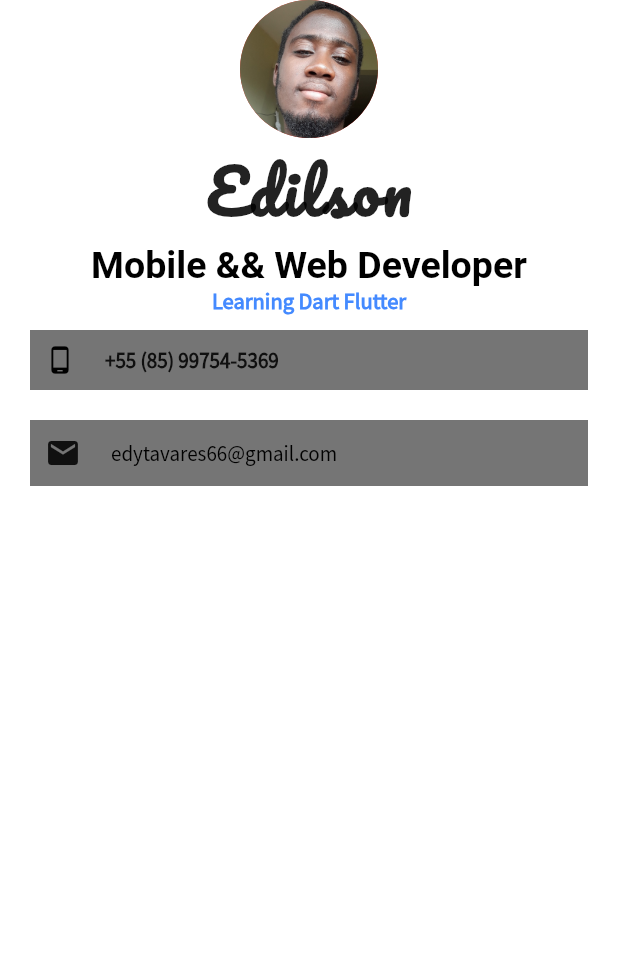
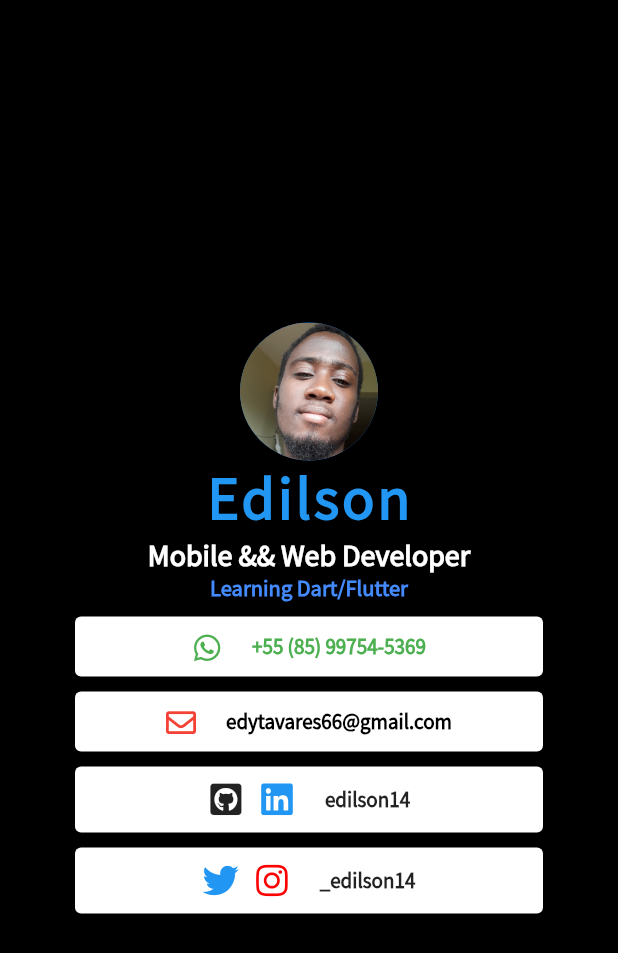
Before and after one commit to edilson14/mi_card_flutter, a Flutter app: the screen it shows after launch, on a phone screen of 412 x 824 dp. Shown: the top 953 px of the screen. Run offline on Flutter 3.47's test engine with Material 2 defaults, Android fonts, the phone set to English and light mode, and no system bars; our stand-ins replace font_awesome_flutter; Roboto replaces fonts that are missing (SourceSansPro).

Commit message:
include and using fontAwesome icons

```diff
--- a/lib/main.dart
+++ b/lib/main.dart
@@ -1,4 +1,5 @@
 import 'package:flutter/material.dart';
+import 'package:font_awesome_flutter/font_awesome_flutter.dart';
 
 void main() {
   runApp(MiCard());
@@ -10,36 +11,36 @@ class MiCard extends StatelessWidget {
     return MaterialApp(
       debugShowCheckedModeBanner: false,
       home: Scaffold(
-        backgroundColor: Colors.white,
+        backgroundColor: Colors.black,
         body: SafeArea(
           child: Column(
+            mainAxisAlignment: MainAxisAlignment.center,
             children: <Widget>[
               CircleAvatar(
                 radius: 46.0,
-              backgroundColor: Colors.red,
                 backgroundImage: AssetImage('images/profile.jpeg'),
               ),
               Text(
                 'Edilson',
                 style: TextStyle(
-                color: Colors.black87,
+                  color: Theme.of(context).primaryColor,
                   fontSize: 40.0,
                   fontWeight: FontWeight.bold,
-                fontFamily: 'Pacifico',
+                  fontFamily: 'Source Sans Pro',
                   letterSpacing: 2.0,
                 ),
               ),
               Text(
                 'Mobile && Web Developer',
                 style: TextStyle(
-                color: Colors.black,
-                fontFamily: 'SourceSansPro',
-                fontSize: 25.0,
+                  color: Colors.white,
+                  fontFamily: 'Source Sans Pro',
+                  fontSize: 20.0,
                   fontWeight: FontWeight.bold,
                 ),
               ),
               Text(
-              'Learning Dart Flutter',
+                'Learning Dart/Flutter',
                 style: TextStyle(
                   color: Colors.blueAccent,
                   fontFamily: 'Source Sans Pro',
@@ -47,16 +48,18 @@ class MiCard extends StatelessWidget {
                   fontWeight: FontWeight.bold,
                 ),
               ),
-            Container(
-              color: Colors.black54,
-              padding: EdgeInsets.all(10),
-              margin: EdgeInsets.symmetric(vertical: 10, horizontal: 20),
+              Card(
+                color: Colors.white,
+                margin: EdgeInsets.fromLTRB(50, 10, 50, 0),
+                child: Padding(
+                  padding: EdgeInsets.all(10.0),
                   child: Row(
+                    mainAxisAlignment: MainAxisAlignment.center,
                     children: <Widget>[
                       Icon(
-                    Icons.phone_android,
+                        FontAwesomeIcons.whatsapp,
                         size: 20,
-                    color: Colors.black,
+                        color: Colors.green,
                       ),
                       SizedBox(
                         width: 20.0,
@@ -66,19 +69,24 @@ class MiCard extends StatelessWidget {
                         style: TextStyle(
                           fontFamily: 'Source Sans Pro',
                           fontWeight: FontWeight.bold,
+                          color: Colors.green,
                         ),
                       ),
                     ],
                   ),
                 ),
-            Container(
-              color: Colors.black54,
-              padding: EdgeInsets.all(10),
-              margin: EdgeInsets.symmetric(vertical: 10, horizontal: 20),
+              ),
+              Card(
+                margin: EdgeInsets.fromLTRB(50, 10, 50, 0),
+                child: Padding(
+                  padding: EdgeInsets.all(10.0),
                   child: Row(
+                    mainAxisAlignment: MainAxisAlignment.center,
                     children: <Widget>[
                       Icon(
-                    Icons.email,
+                        FontAwesomeIcons.envelope,
+                        size: 20,
+                        color: Colors.red,
                       ),
                       SizedBox(
                         width: 20.0,
@@ -88,13 +96,79 @@ class MiCard extends StatelessWidget {
                         style: TextStyle(
                           color: Colors.black,
                           fontFamily: 'Source Sans Pro',
+                          fontWeight: FontWeight.bold,
                         ),
                       )
                     ],
                   ),
+                ),
+              ),
+              Card(
+                margin: EdgeInsets.fromLTRB(50, 10, 50, 0),
+                child: Padding(
+                  padding: EdgeInsets.all(10),
+                  child: Row(
+                    mainAxisAlignment: MainAxisAlignment.center,
+                    children: <Widget>[
+                      Icon(
+                        FontAwesomeIcons.githubSquare,
+                      ),
+                      SizedBox(
+                        width: 10.0,
+                      ),
+                      Icon(
+                        FontAwesomeIcons.linkedin,
+                        color: Colors.blue,
+                      ),
+                      SizedBox(
+                        width: 20.0,
+                      ),
+                      Text(
+                        'edilson14',
+                        style: TextStyle(
+                          fontFamily: 'Source Sans Pro',
+                          fontWeight: FontWeight.bold,
+                        ),
                       )
                     ],
-        )),
+                  ),
+                ),
+              ),
+              Card(
+                margin: EdgeInsets.fromLTRB(50, 10, 50, 0),
+                child: Padding(
+                  padding: EdgeInsets.all(10),
+                  child: Row(
+                    mainAxisAlignment: MainAxisAlignment.center,
+                    children: <Widget>[
+                      Icon(
+                        FontAwesomeIcons.twitter,
+                        color: Colors.blue,
+                      ),
+                      SizedBox(
+                        width: 10,
+                      ),
+                      Icon(
+                        FontAwesomeIcons.instagram,
+                        color: Color.fromRGBO(255, 0, 0, 1),
+                      ),
+                      SizedBox(
+                        width: 20.0,
+                      ),
+                      Text(
+                        '_edilson14',
+                        style: TextStyle(
+                          fontWeight: FontWeight.bold,
+                          fontFamily: 'Source Sans Pro',
+                        ),
+                      )
+                    ],
+                  ),
+                ),
+              ),
+            ],
+          ),
+        ),
       ),
     );
   }
--- a/pubspec.yaml
+++ b/pubspec.yaml
@@ -11,6 +11,7 @@ dependencies:
     sdk: flutter
 
   cupertino_icons: ^0.1.2
+  font_awesome_flutter: ^8.5.0
 
 dev_dependencies:
   flutter_test:
@@ -25,10 +26,6 @@ flutter:
     - images/
 
   fonts:
-  - family: Pacifico
-    fonts:
-      - asset: fonts/Pacifico-Regular.ttf
-
   - family: Source Sans Pro
     fonts:
       - asset: fonts/SourceSansPro-Regular.ttf
```
Also changed, not shown: fonts/Pacifico-Regular.ttf (deleted), 3 other files. Lines whose indentation alone changed are shown as unchanged.
